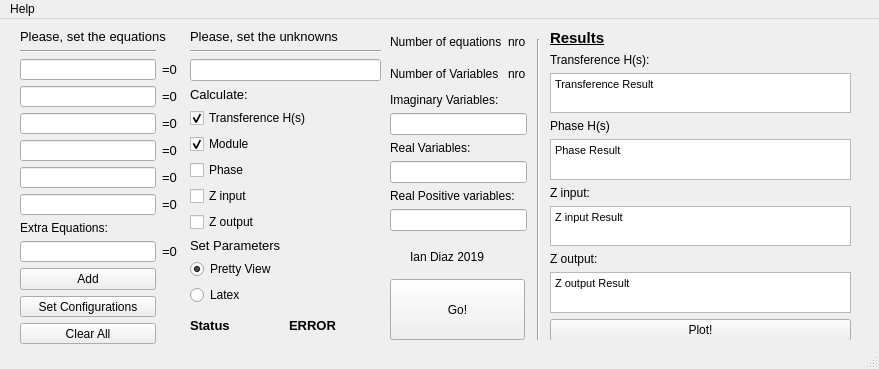
iancraz/CircuitSolver, file UserInterface.ui: the form before one commit.
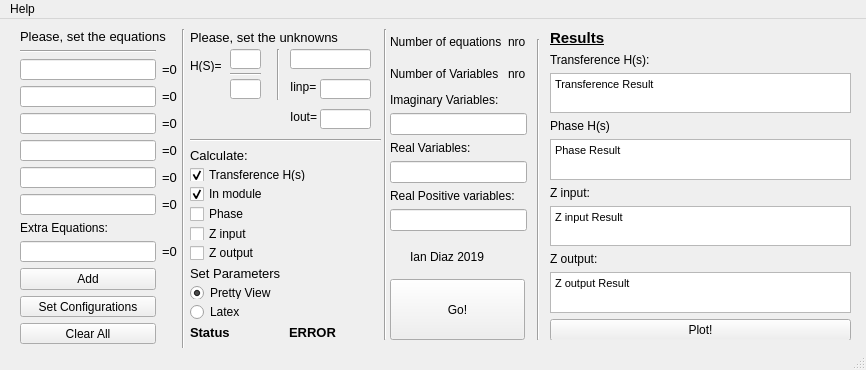
The form after the commit.

What changed in the file:
```diff
--- a/UserInterface.ui
+++ b/UserInterface.ui
@@ -6,8 +6,8 @@
    <rect>
     <x>0</x>
     <y>0</y>
-    <width>879</width>
-    <height>369</height>
+    <width>866</width>
+    <height>370</height>
    </rect>
   </property>
   <property name="windowTitle">
@@ -56,7 +56,7 @@
      <string>Ian Diaz 2019</string>
     </property>
    </widget>
-   <widget class="QWidget" name="">
+   <widget class="QWidget" name="layoutWidget">
     <property name="geometry">
      <rect>
       <x>20</x>
@@ -220,30 +220,18 @@
      </item>
     </layout>
    </widget>
-   <widget class="QWidget" name="">
+   <widget class="QWidget" name="layoutWidget">
     <property name="geometry">
      <rect>
       <x>190</x>
-      <y>10</y>
+      <y>120</y>
       <width>191</width>
-      <height>311</height>
+      <height>201</height>
      </rect>
     </property>
     <layout class="QVBoxLayout" name="verticalLayout_4">
      <item>
       <layout class="QVBoxLayout" name="verticalLayout">
-       <item>
-        <widget class="QLabel" name="mainLabel_unk">
-         <property name="font">
-          <font>
-           <pointsize>10</pointsize>
-          </font>
-         </property>
-         <property name="text">
-          <string>Please, set the unknowns</string>
-         </property>
-        </widget>
-       </item>
        <item>
         <widget class="Line" name="line_2">
          <property name="orientation">
@@ -251,9 +239,6 @@
          </property>
         </widget>
        </item>
-       <item>
-        <widget class="QLineEdit" name="unkCreator"/>
-       </item>
        <item>
         <widget class="QLabel" name="label">
          <property name="font">
@@ -279,7 +264,7 @@
        <item>
         <widget class="QCheckBox" name="modChkBox">
          <property name="text">
-          <string>Module</string>
+          <string>In module</string>
          </property>
          <property name="checked">
           <bool>true</bool>
@@ -442,7 +427,7 @@
      </item>
     </layout>
    </widget>
-   <widget class="QWidget" name="">
+   <widget class="QWidget" name="layoutWidget">
     <property name="geometry">
      <rect>
       <x>390</x>
@@ -520,7 +505,7 @@
      </item>
     </layout>
    </widget>
-   <widget class="QWidget" name="">
+   <widget class="QWidget" name="layoutWidget">
     <property name="geometry">
      <rect>
       <x>550</x>
@@ -653,13 +638,172 @@
      </item>
     </layout>
    </widget>
+   <widget class="QLabel" name="mainLabel_unk">
+    <property name="geometry">
+     <rect>
+      <x>190</x>
+      <y>10</y>
+      <width>187</width>
+      <height>16</height>
+     </rect>
+    </property>
+    <property name="font">
+     <font>
+      <pointsize>10</pointsize>
+     </font>
+    </property>
+    <property name="text">
+     <string>Please, set the unknowns</string>
+    </property>
+   </widget>
+   <widget class="QLineEdit" name="unkCreator">
+    <property name="geometry">
+     <rect>
+      <x>290</x>
+      <y>30</y>
+      <width>81</width>
+      <height>20</height>
+     </rect>
+    </property>
+   </widget>
+   <widget class="QLabel" name="label_22">
+    <property name="geometry">
+     <rect>
+      <x>190</x>
+      <y>40</y>
+      <width>47</width>
+      <height>13</height>
+     </rect>
+    </property>
+    <property name="text">
+     <string>H(S)=</string>
+    </property>
+   </widget>
+   <widget class="QLineEdit" name="voLineEdit">
+    <property name="geometry">
+     <rect>
+      <x>230</x>
+      <y>30</y>
+      <width>31</width>
+      <height>20</height>
+     </rect>
+    </property>
+   </widget>
+   <widget class="Line" name="line_4">
+    <property name="geometry">
+     <rect>
+      <x>230</x>
+      <y>47</y>
+      <width>31</width>
+      <height>16</height>
+     </rect>
+    </property>
+    <property name="orientation">
+     <enum>Qt::Horizontal</enum>
+    </property>
+   </widget>
+   <widget class="QLineEdit" name="viLineEdit">
+    <property name="geometry">
+     <rect>
+      <x>230</x>
+      <y>60</y>
+      <width>31</width>
+      <height>20</height>
+     </rect>
+    </property>
+   </widget>
+   <widget class="Line" name="line_5">
+    <property name="geometry">
+     <rect>
+      <x>270</x>
+      <y>30</y>
+      <width>16</width>
+      <height>51</height>
+     </rect>
+    </property>
+    <property name="orientation">
+     <enum>Qt::Vertical</enum>
+    </property>
+   </widget>
+   <widget class="QLabel" name="label_23">
+    <property name="geometry">
+     <rect>
+      <x>290</x>
+      <y>60</y>
+      <width>31</width>
+      <height>16</height>
+     </rect>
+    </property>
+    <property name="text">
+     <string>Iinp=</string>
+    </property>
+   </widget>
+   <widget class="QLineEdit" name="iinpLineEdit">
+    <property name="geometry">
+     <rect>
+      <x>320</x>
+      <y>60</y>
+      <width>51</width>
+      <height>20</height>
+     </rect>
+    </property>
+   </widget>
+   <widget class="QLabel" name="label_24">
+    <property name="geometry">
+     <rect>
+      <x>290</x>
+      <y>90</y>
+      <width>31</width>
+      <height>16</height>
+     </rect>
+    </property>
+    <property name="text">
+     <string>Iout=</string>
+    </property>
+   </widget>
+   <widget class="QLineEdit" name="ioutLineEdit">
+    <property name="geometry">
+     <rect>
+      <x>320</x>
+      <y>90</y>
+      <width>51</width>
+      <height>20</height>
+     </rect>
+    </property>
+   </widget>
+   <widget class="Line" name="line_6">
+    <property name="geometry">
+     <rect>
+      <x>175</x>
+      <y>10</y>
+      <width>16</width>
+      <height>321</height>
+     </rect>
+    </property>
+    <property name="orientation">
+     <enum>Qt::Vertical</enum>
+    </property>
+   </widget>
+   <widget class="Line" name="line_7">
+    <property name="geometry">
+     <rect>
+      <x>375</x>
+      <y>10</y>
+      <width>20</width>
+      <height>311</height>
+     </rect>
+    </property>
+    <property name="orientation">
+     <enum>Qt::Vertical</enum>
+    </property>
+   </widget>
   </widget>
   <widget class="QMenuBar" name="menubar">
    <property name="geometry">
     <rect>
      <x>0</x>
      <y>0</y>
-     <width>879</width>
+     <width>866</width>
      <height>21</height>
     </rect>
    </property>
```
